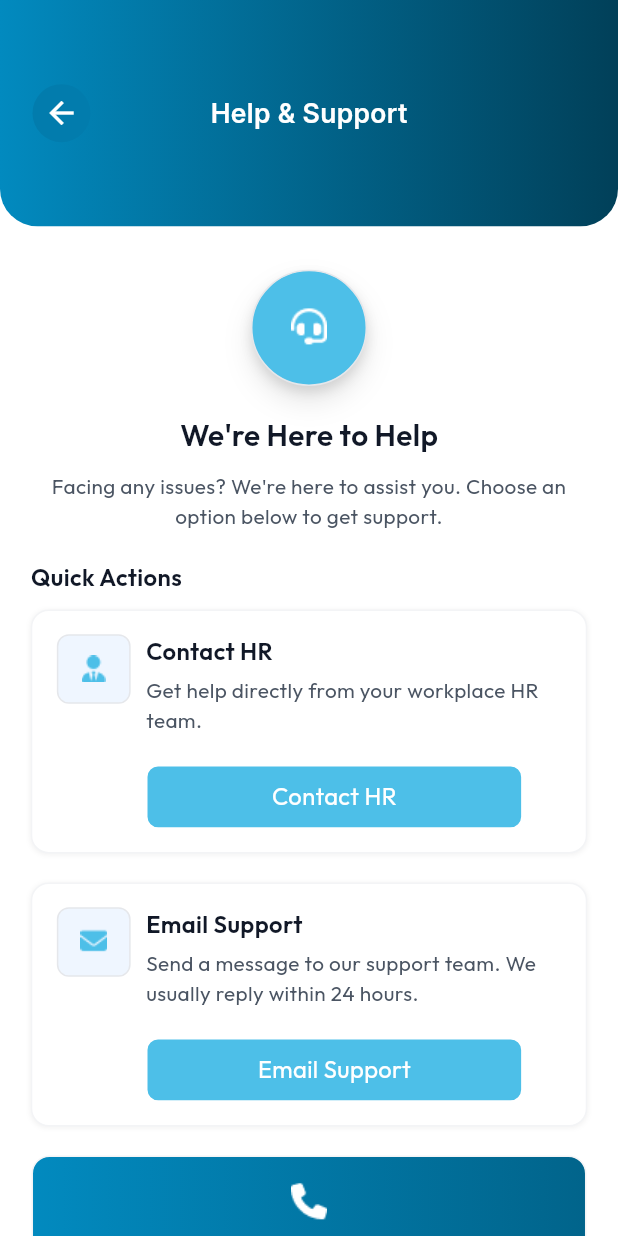
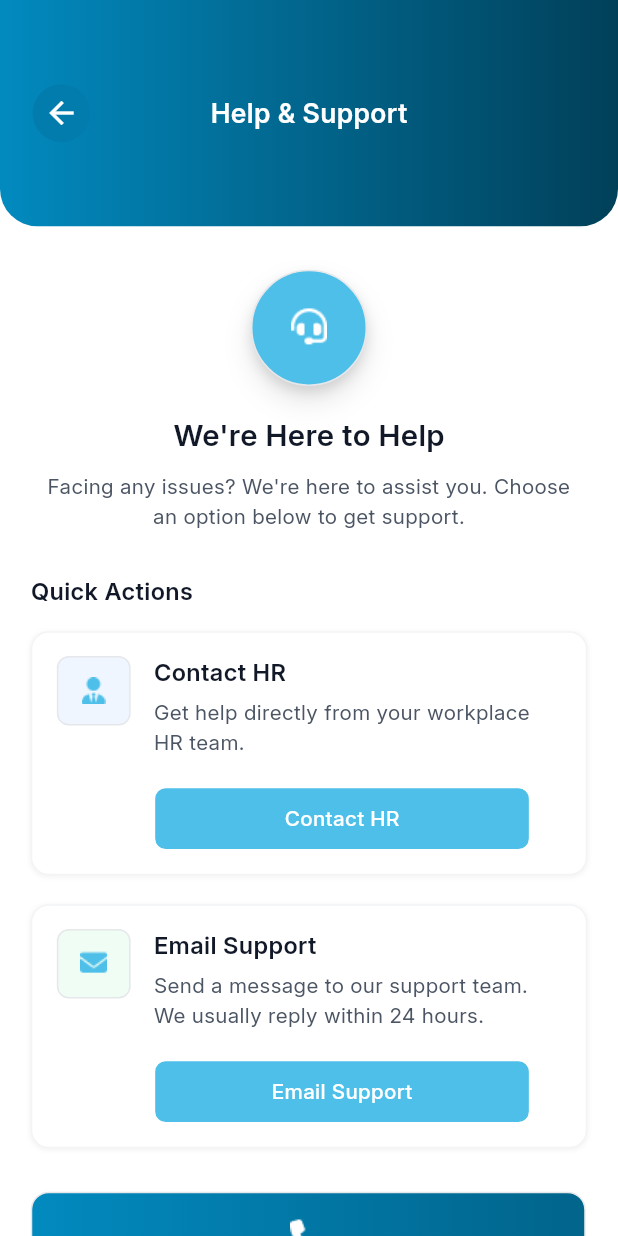
Before and after one commit to waizkamboh/clean_trust, a Flutter app: the HelpSupportScreen screen opened directly, on a phone screen of 412 x 824 dp. Run offline on Flutter 3.47's test engine with Material 3 defaults, Android fonts, the phone set to English and light mode, and no system bars; our stand-ins replace connectivity_plus, dropdown_search, file_picker, flutter_spinkit, geocoding, geolocator and 5 more; missing offline and left inert: mobile_scanner; accounts and stored records are empty.

Commit message:
set color and font in Help and support screen

```diff
--- a/lib/main.dart
+++ b/lib/main.dart
@@ -1,5 +1,6 @@
 import 'package:clean_trust/helper/get_di.dart';
 import 'package:clean_trust/util/language_module/utils/localization_page.dart';
+import 'package:clean_trust/view/base/bottom_nav_bar.dart';
 import 'package:clean_trust/view/screens/auth/confirm_password_screen.dart';
 import 'package:clean_trust/view/screens/auth/forgot_password_screen.dart';
 import 'package:clean_trust/view/screens/auth/login_screen.dart';
@@ -44,7 +45,7 @@ class MyApp extends StatelessWidget {
       theme: ThemeData(
         colorScheme: ColorScheme.fromSeed(seedColor: Colors.deepPurple),
       ),
-      home: HelpSupportScreen(),
+      home: BottomNavScreen(),
       locale: LocalizationService.locale ,
       fallbackLocale: LocalizationService.fallbackLocale,
       translations: LocalizationService(),
--- a/lib/view/screens/profile/help_support_screen.dart
+++ b/lib/view/screens/profile/help_support_screen.dart
@@ -21,11 +21,13 @@ class HelpSupportScreen extends StatelessWidget {
           TopHeader(title: 'helpSupportScreen1'.tr),
           Expanded(
             child: SingleChildScrollView(
-              child: Padding(
-                padding:  EdgeInsets.symmetric(horizontal: getWidth(20)),
               child: Column(
                 children: [
                   SizedBox(height: getHeight(30),),
+                  Padding(
+                    padding:  EdgeInsets.symmetric(horizontal: getWidth(30)),
+                    child: Column(
+                      children: [
                         Container(
                           width: getWidth(80),
                           height: getHeight(80),
@@ -58,7 +60,7 @@ class HelpSupportScreen extends StatelessWidget {
                         SizedBox(height: getHeight(20),),
                         Text(
                           'helpSupportScreen2'.tr,
-                      style: kSize16W600KBlackColorOutfitSemiBold.copyWith(
+                          style: kSize16W600kMidnightBlueColorInterSemiBold.copyWith(
                               color: AppColors.kMidnightBlueColor,
                               fontSize: getFont(20)
                           ),
@@ -67,29 +69,35 @@ class HelpSupportScreen extends StatelessWidget {
 
                         Text(
                           'helpSupportScreen3'.tr,
-                      style: kSize16W400KWhiteColorOutfitRegular.copyWith(
+                          style: kSize17W400KCharcoalBlackColorInterRegular.copyWith(
                               color: AppColors.kSlateGray,
                               fontSize: getFont(14)
                           ),
                           textAlign: TextAlign.center,
                         ),
-                    SizedBox(height: getHeight(20),),
 
-                    Align(
-                      alignment: Alignment.centerLeft,
-                      child: Text(
+                      ],
+                    ),
+                  ),
+
+                  SizedBox(height: getHeight(30),),
+                  Padding(
+                    padding:  EdgeInsets.symmetric(horizontal: getWidth(20)),
+                    child: Column(
+                      crossAxisAlignment: CrossAxisAlignment.start,
+                      children: [
+                        Text(
                           'helpSupportScreen4'.tr,
-                        style: kSize16W600KBlackColorOutfitSemiBold.copyWith(
+                          style: kSize16W600kMidnightBlueColorInterSemiBold.copyWith(
                             color: AppColors.kMidnightBlueColor,
                           ),
                         ),
-                    ),
-                    SizedBox(height: getHeight(10),),
+                        SizedBox(height: getHeight(15),),
                         contactSupportContainer(
                             leadingIcon: AppImages.helpScreenIcon2,
                             title: 'helpSupportScreen5',
                             subTitle: 'helpSupportScreen6',
-                        buttonText: 'helpSupportScreen7'
+                            buttonText: 'helpSupportScreen7', innerContainerColor: AppColors.kAliceBlue
                         ),
                         SizedBox(height: getHeight(20),),
 
@@ -97,13 +105,13 @@ class HelpSupportScreen extends StatelessWidget {
                             leadingIcon: AppImages.helpScreenIcon3,
                             title: 'helpSupportScreen8',
                             subTitle: 'helpSupportScreen9',
-                        buttonText: 'helpSupportScreen10'
+                            buttonText: 'helpSupportScreen10', innerContainerColor: AppColors.kColor3
                         ),
 
-                    SizedBox(height: getHeight(20),),
+                        SizedBox(height: getHeight(30),),
                         Container(
                             width: getWidth(361),
-                      padding: EdgeInsets.symmetric(horizontal: getWidth(16), vertical: getHeight(16)),
+                            padding: EdgeInsets.symmetric(vertical: getHeight(16)),
                             decoration: BoxDecoration(
                               gradient: LinearGradient(colors: [
                                 AppColors.kGradientColor5,
@@ -112,7 +120,7 @@ class HelpSupportScreen extends StatelessWidget {
                               ]),
                               borderRadius: BorderRadius.circular(12),
                               border: Border.all(
-                          color: AppColors.kLightGrayBackground,
+                                color: AppColors.kLightCoolGreyColor,
                                 width: 1,
                               ),
 
@@ -125,14 +133,14 @@ class HelpSupportScreen extends StatelessWidget {
 
                                 Text(
                                   'helpSupportScreen11'.tr,
-                            style: kSize16W600KBlackColorOutfitSemiBold.copyWith(
+                                  style: kSize16W600kMidnightBlueColorInterSemiBold.copyWith(
                                     color: AppColors.kWhiteColor,
                                   ),
                                 ),
                                 SizedBox(height: getHeight(5),),
                                 Text(
                                   'helpSupportScreen12'.tr,
-                            style: kSize16W400KWhiteColorOutfitRegular.copyWith(
+                                  style: kSize17W400KCharcoalBlackColorInterRegular.copyWith(
                                       color: AppColors.kLightBlueColor,
                                       fontSize: getFont(14)
                                   ),
@@ -144,15 +152,20 @@ class HelpSupportScreen extends StatelessWidget {
                                   },
                                   radius: BorderRadius.circular(8),
                                   title: 'helpSupportScreen13'.tr,
-                            textStyle: kSize16W400KWhiteColorOutfitRegular.copyWith(color: AppColors.kSkyBlueColor),
+                                  textStyle: kSize14W500kForestGreenColorInterMedium.copyWith(color: AppColors.kSkyBlueColor),
                                   buttonColor: AppColors.kWhiteColor,
-                            width: getWidth(91),
+                                  width: getWidth(91.44),
                                   height: getHeight(36),
 
                                 )
 
                               ],
                             )
+                        ),
+
+
+                      ],
+                    ),
                   ),
 
                   SizedBox(height: getHeight(50),),
@@ -171,7 +184,6 @@ class HelpSupportScreen extends StatelessWidget {
               ),
             ),
           ),
-          ),
         ],
       ),
     );
@@ -182,6 +194,7 @@ class HelpSupportScreen extends StatelessWidget {
     required String title,
     required String subTitle,
     required String buttonText,
+    required Color innerContainerColor,
 
 
 }){
@@ -216,7 +229,7 @@ class HelpSupportScreen extends StatelessWidget {
             height: getHeight(48),
             decoration: BoxDecoration(
               borderRadius: BorderRadius.circular(8),
-              color: AppColors.kAliceBlue,
+              color: innerContainerColor,
               border: Border.all(
                 color: AppColors.kLightCoolGreyColor,
                 width: 1,
@@ -226,7 +239,7 @@ class HelpSupportScreen extends StatelessWidget {
             ),
             child: Image.asset(leadingIcon),
           ),
-          SizedBox(width: getWidth(10),),
+          SizedBox(width: getWidth(15),),
           Expanded(
             child: Column(
               mainAxisAlignment: MainAxisAlignment.start,
@@ -234,14 +247,14 @@ class HelpSupportScreen extends StatelessWidget {
               children: [
                 Text(
                   title.tr,
-                  style: kSize16W600KBlackColorOutfitSemiBold.copyWith(
+                  style: kSize16W600kMidnightBlueColorInterSemiBold.copyWith(
                     color: AppColors.kMidnightBlueColor,
                   ),
                 ),
                 SizedBox(height: getHeight(5),),
                 Text(
                   subTitle.tr,
-                  style: kSize16W400KWhiteColorOutfitRegular.copyWith(
+                  style: kSize17W400KCharcoalBlackColorInterRegular.copyWith(
                       color: AppColors.kSlateGray,
                       fontSize: getFont(14)
                   ),
@@ -251,7 +264,7 @@ class HelpSupportScreen extends StatelessWidget {
                   onPress: (){},
                   radius: BorderRadius.circular(8),
                   title: buttonText.tr,
-                  textStyle: kSize16W400KWhiteColorOutfitRegular,
+                  textStyle: kSize14W500kForestGreenColorInterMedium.copyWith(color: AppColors.kWhiteColor),
                   buttonColor: AppColors.kSkyBlueColor,
                   width: getWidth(245),
                   height: getHeight(44),
```
Lines whose indentation alone changed are shown as unchanged.
